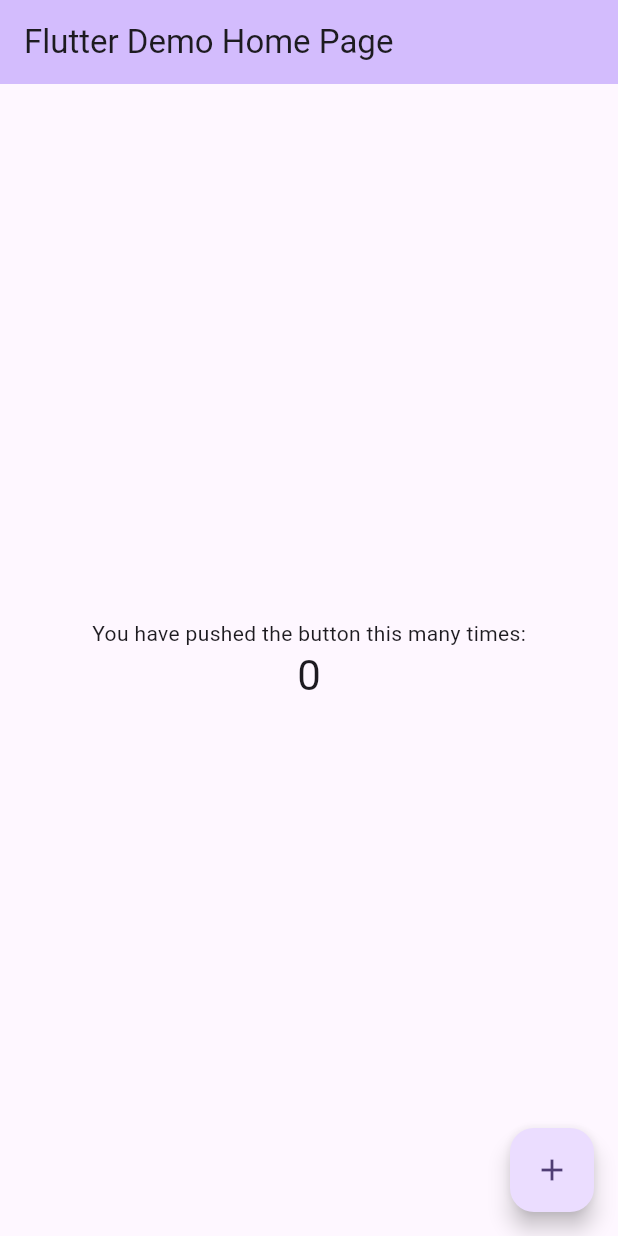
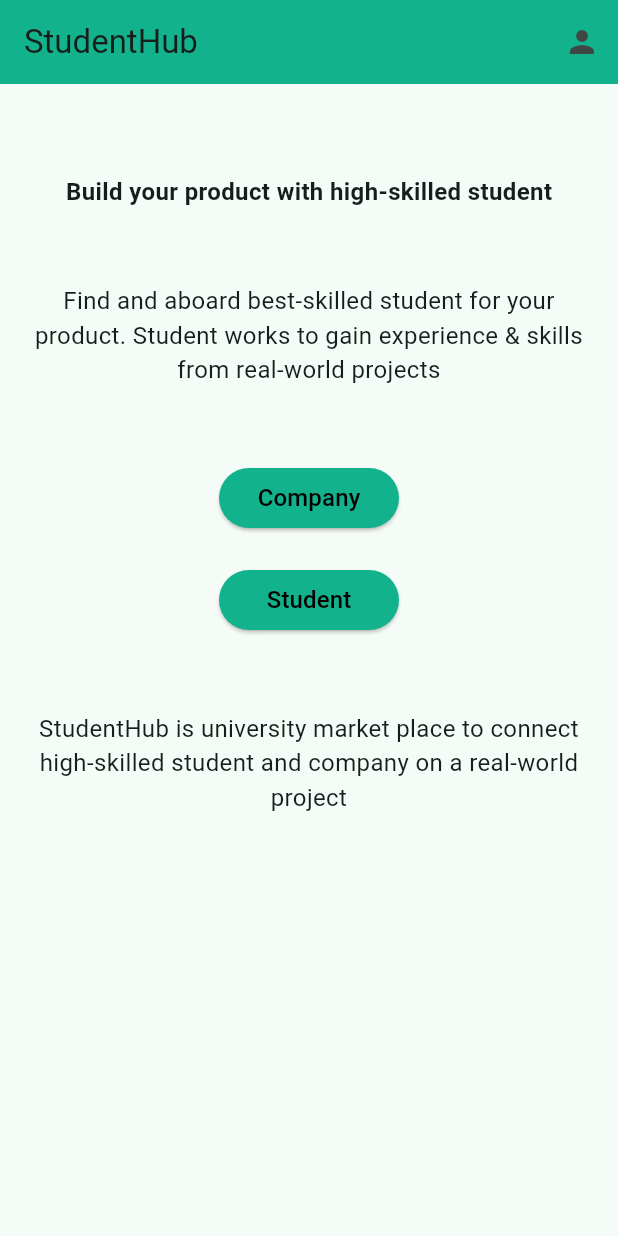
Before and after one commit to 20KTPM-AMAD/StudentHub, a Flutter app: the screen it shows after launch, on a phone screen of 412 x 824 dp. Run offline on Flutter 3.47's test engine with Material 3 defaults, Android fonts, the light colour scheme and no system bars.

Commit message:
create home screen layout

```diff
--- /dev/null
+++ b/lib/homeScreen.dart
@@ -0,0 +1,103 @@
+//import 'dart:async';
+import 'package:flutter/material.dart';
+
+const Color _green = Color(0xFF12B28C);
+
+class HomeScreen extends StatefulWidget {
+  const HomeScreen({Key? key}) : super(key: key);
+
+  @override
+  HomeScreenState createState() => HomeScreenState();
+}
+
+class HomeScreenState extends State<HomeScreen> {
+  @override
+  void initState() {
+    super.initState();
+    // Timer(const Duration(seconds: 5), () {
+    //   Navigator.pushReplacement(
+    //     context,
+    //     MaterialPageRoute(builder: (context) => const LoginScreen()),
+    //   );
+    // });
+  }
+
+  @override
+  Widget build(BuildContext context) {
+    return Scaffold(
+      appBar: AppBar(
+        title: const Text('StudentHub'),
+        backgroundColor: _green,
+        actions: <Widget>[
+          IconButton(
+            icon: const Icon(Icons.person),
+            onPressed: () {},
+          ),
+        ],
+      ),
+      body: Center(
+        child: Column(
+          children: <Widget>[
+            Padding(
+              padding: const EdgeInsets.symmetric(vertical: 10.0, horizontal: 10.0),
+              child: Column(
+                children: [
+                  const SizedBox(height: 50),
+                  const Text(
+                    'Build your product with high-skilled student',
+                    style: TextStyle(
+                      fontWeight: FontWeight.bold,
+                      fontSize: 16,
+                    ),
+                  ),
+                  const SizedBox(height: 50),
+                  const Text(
+                    'Find and aboard best-skilled student for your product. Student works to gain experience & skills from real-world projects',
+                    textAlign: TextAlign.center,
+                    style: TextStyle(
+                      fontSize: 16,
+                    ),
+                  ),
+                  const SizedBox(height: 50),
+                  SizedBox(
+                    width: 120,
+                    child: ElevatedButton(
+                      onPressed: () {},
+                      style: ElevatedButton.styleFrom(
+                          primary: _green,
+                          onPrimary: Colors.black
+                      ),
+                      child: const Text('Company',
+                          style: TextStyle(fontSize: 16)),
+                    ),
+                  ),
+                  const SizedBox(height: 20),
+                  SizedBox(
+                    width: 120,
+                    child: ElevatedButton(
+                      onPressed: () {},
+                      style: ElevatedButton.styleFrom(
+                          primary: _green,
+                          onPrimary: Colors.black
+                      ),
+                      child: const Text('Student',
+                          style: TextStyle(fontSize: 16)),
+                    ),
+                  ),
+                  const SizedBox(height: 50),
+                  const Text(
+                    'StudentHub is university market place to connect high-skilled student and company on a real-world project',
+                    textAlign: TextAlign.center,
+                    style: TextStyle(
+                      fontSize: 16,
+                    ),
+                  ),
+                ],
+              ),
+            ),
+          ],
+        ),
+      ),
+    );
+  }
+}
--- a/lib/main.dart
+++ b/lib/main.dart
@@ -1,4 +1,5 @@
 import 'package:flutter/material.dart';
+import 'homeScreen.dart';
 
 void main() {
   runApp(const MyApp());
@@ -11,115 +12,11 @@
   @override
   Widget build(BuildContext context) {
     return MaterialApp(
-      title: 'Flutter Demo',
+      title: 'StudentHub',
       theme: ThemeData(
-        // This is the theme of your application.
-        //
-        // TRY THIS: Try running your application with "flutter run". You'll see
-        // the application has a purple toolbar. Then, without quitting the app,
-        // try changing the seedColor in the colorScheme below to Colors.green
-        // and then invoke "hot reload" (save your changes or press the "hot
-        // reload" button in a Flutter-supported IDE, or press "r" if you used
-        // the command line to start the app).
-        //
-        // Notice that the counter didn't reset back to zero; the application
-        // state is not lost during the reload. To reset the state, use hot
-        // restart instead.
-        //
-        // This works for code too, not just values: Most code changes can be
-        // tested with just a hot reload.
-        colorScheme: ColorScheme.fromSeed(seedColor: Colors.deepPurple),
-        useMaterial3: true,
+        colorScheme: ColorScheme.fromSeed(seedColor: const Color(0xFF12B28C)),
       ),
-      home: const MyHomePage(title: 'Flutter Demo Home Page'),
+      home: const HomeScreen(),
     );
   }
 }
-
-class MyHomePage extends StatefulWidget {
-  const MyHomePage({super.key, required this.title});
-
-  // This widget is the home page of your application. It is stateful, meaning
-  // that it has a State object (defined below) that contains fields that affect
-  // how it looks.
-
-  // This class is the configuration for the state. It holds the values (in this
-  // case the title) provided by the parent (in this case the App widget) and
-  // used by the build method of the State. Fields in a Widget subclass are
-  // always marked "final".
-
-  final String title;
-
-  @override
-  State<MyHomePage> createState() => _MyHomePageState();
-}
-
-class _MyHomePageState extends State<MyHomePage> {
-  int _counter = 0;
-
-  void _incrementCounter() {
-    setState(() {
-      // This call to setState tells the Flutter framework that something has
-      // changed in this State, which causes it to rerun the build method below
-      // so that the display can reflect the updated values. If we changed
-      // _counter without calling setState(), then the build method would not be
-      // called again, and so nothing would appear to happen.
-      _counter++;
-    });
-  }
-
-  @override
-  Widget build(BuildContext context) {
-    // This method is rerun every time setState is called, for instance as done
-    // by the _incrementCounter method above.
-    //
-    // The Flutter framework has been optimized to make rerunning build methods
-    // fast, so that you can just rebuild anything that needs updating rather
-    // than having to individually change instances of widgets.
-    return Scaffold(
-      appBar: AppBar(
-        // TRY THIS: Try changing the color here to a specific color (to
-        // Colors.amber, perhaps?) and trigger a hot reload to see the AppBar
-        // change color while the other colors stay the same.
-        backgroundColor: Theme.of(context).colorScheme.inversePrimary,
-        // Here we take the value from the MyHomePage object that was created by
-        // the App.build method, and use it to set our appbar title.
-        title: Text(widget.title),
-      ),
-      body: Center(
-        // Center is a layout widget. It takes a single child and positions it
-        // in the middle of the parent.
-        child: Column(
-          // Column is also a layout widget. It takes a list of children and
-          // arranges them vertically. By default, it sizes itself to fit its
-          // children horizontally, and tries to be as tall as its parent.
-          //
-          // Column has various properties to control how it sizes itself and
-          // how it positions its children. Here we use mainAxisAlignment to
-          // center the children vertically; the main axis here is the vertical
-          // axis because Columns are vertical (the cross axis would be
-          // horizontal).
-          //
-          // TRY THIS: Invoke "debug painting" (choose the "Toggle Debug Paint"
-          // action in the IDE, or press "p" in the console), to see the
-          // wireframe for each widget.
-          mainAxisAlignment: MainAxisAlignment.center,
-          children: <Widget>[
-            const Text(
-              'You have pushed the button this many times:',
-            ),
-            Text(
-              '$_counter',
-              style: Theme.of(context).textTheme.headlineMedium,
-            ),
-          ],
-        ),
-      ),
-      floatingActionButton: FloatingActionButton(
-        onPressed: _incrementCounter,
-        tooltip: 'Increment',
-        child: const Icon(Icons.add),
-      ), // This trailing comma makes auto-formatting nicer for build methods.
-    );
-  }
-}
```
